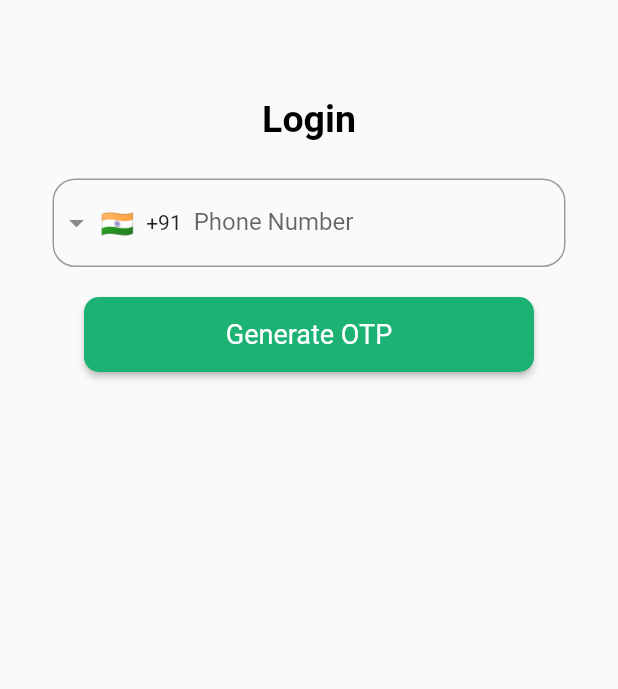
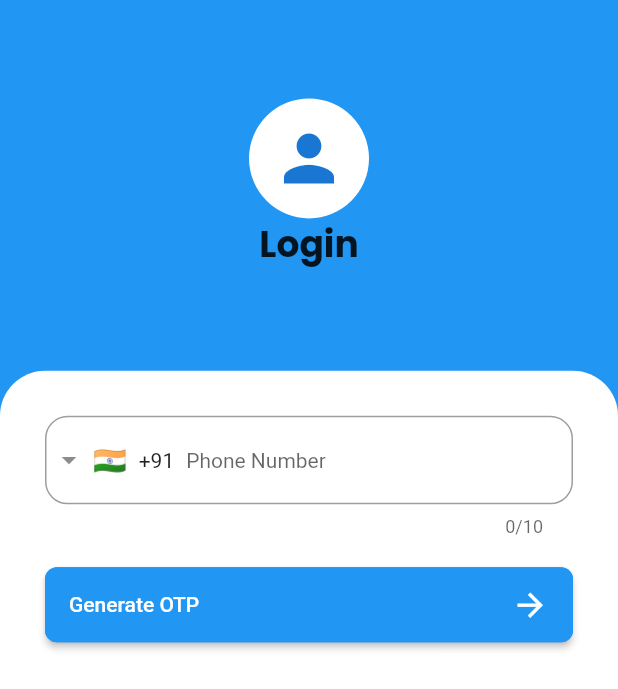
Before and after one commit to Palash2911/Taskbuddy, a Flutter app: the screen it shows after launch, on a phone screen of 412 x 824 dp. Shown: the top 689 px of the screen. Run offline on Flutter 3.47's test engine with Material 2 defaults, Android fonts, the phone set to English and light mode, and no system bars; drawn by our look-alikes of intl_phone_field; our stand-ins replace cloud_firestore, firebase_auth, firebase_core, fluttertoast, google_fonts, shared_preferences; missing offline and left inert: multiselect_formfield; accounts and stored records are empty.

Commit message:
login ✅

```diff
--- a/lib/views/constants.dart
+++ b/lib/views/constants.dart
@@ -1,7 +1,7 @@
 import 'package:flutter/material.dart';
 import 'package:google_fonts/google_fonts.dart';
 
-Color kprimaryColor = Color(0xfff1BB273);
+Color kprimaryColor = Colors.blue;
 Color ksecondaryColor = Color(0xfffE3F0E2);
 Color? kHighColor = Colors.red[200];
 Color? kLowColor = Colors.blue[200];
--- a/lib/views/login.dart
+++ b/lib/views/login.dart
@@ -1,3 +1,4 @@
+import 'package:flutter/cupertino.dart';
 import 'package:flutter/material.dart';
 import 'package:fluttertoast/fluttertoast.dart';
 import 'package:intl_phone_field/intl_phone_field.dart';
@@ -53,7 +54,11 @@ class _LoginScreenState extends State<LoginScreen> {
         );
         Navigator.pushReplacement(
           context,
-          MaterialPageRoute(builder: (ctx) => OtpScreen(phoneNo: phoneNo,),),
+          MaterialPageRoute(
+            builder: (ctx) => OtpScreen(
+              phoneNo: phoneNo,
+            ),
+          ),
         );
       });
     } else {
@@ -81,38 +86,63 @@ class _LoginScreenState extends State<LoginScreen> {
                 ),
               ),
             )
-          : SingleChildScrollView(
-              child: SafeArea(
-                child: Padding(
-                  padding: const EdgeInsets.symmetric(
-                      horizontal: 35.0, vertical: 45.0),
+          : LayoutBuilder(builder:
+              (BuildContext context, BoxConstraints viewportConstraints) {
+              return SingleChildScrollView(
+                child: ConstrainedBox(
+                  constraints:
+                      BoxConstraints(minHeight: viewportConstraints.maxHeight),
+                  child: Container(
+                    color: Colors.blue,
+                    child: IntrinsicHeight(
+                      child: Column(
+                        mainAxisAlignment: MainAxisAlignment.center,
+                        children: [
+                          Container(
+                            width: MediaQuery.of(context).size.width,
+                            height: MediaQuery.of(context).size.height * 0.30,
+                            child: Center(
                               child: Column(
                                 mainAxisAlignment: MainAxisAlignment.center,
                                 children: <Widget>[
-                      const SizedBox(height: 20),
-                      const Center(
-                        child: Text(
-                          "Login",
-                          style: TextStyle(
-                            fontWeight: FontWeight.bold,
-                            color: Colors.black,
-                            fontSize: 25,
+                                  CircleAvatar(
+                                    backgroundColor: Colors.white,
+                                    radius: 40,
+                                    child: Icon(
+                                      Icons.person,
+                                      size: 50,
+                                    ),
+                                  ),
+                                  Text('Login', style: kTextPopB24),
+                                ],
                               ),
                             ),
                           ),
-                      const SizedBox(
-                        height: 20,
+                          Expanded(
+                            child: Container(
+                              padding: EdgeInsets.all(30),
+                              decoration: BoxDecoration(
+                                color: Colors.white,
+                                borderRadius: BorderRadius.only(
+                                  topLeft: Radius.circular(30),
+                                  topRight: Radius.circular(30),
                                 ),
-                      const SizedBox(height: 5),
+                              ),
+                              child: Column(children: [
                                 Form(
                                   key: _form,
                                   child: IntlPhoneField(
                                     controller: _phoneController,
                                     decoration: InputDecoration(
-                            labelText: 'Phone Number',
-                            counterText: "",
+                                      contentPadding:
+                                          const EdgeInsets.symmetric(
+                                        horizontal: 20,
+                                        vertical: 20,
+                                      ),
+                                      hintText: 'Phone Number',
+                                      hintStyle: const TextStyle(fontSize: 14),
                                       border: OutlineInputBorder(
-                              borderRadius: BorderRadius.circular(15.0),
+                                        borderRadius: BorderRadius.circular(15),
                                       ),
                                     ),
                                     validator: (value) {
@@ -124,25 +154,68 @@ class _LoginScreenState extends State<LoginScreen> {
                                     initialCountryCode: 'IN',
                                     onChanged: (phone) {
                                       setState(() {
-                              phoneNo = phone.completeNumber.toString();
+                                        phoneNo =
+                                            phone.completeNumber.toString();
                                       });
                                     },
                                   ),
                                 ),
                                 const SizedBox(height: 20),
-                      ElevatedButton(
+                                Container(
+                                  child: Center(
+                                    child: ElevatedButton(
+                                      style: ButtonStyle(
+                                        minimumSize:
+                                            MaterialStateProperty.all<Size>(
+                                                Size(200, 50)),
+                                        maximumSize:
+                                            MaterialStateProperty.all<Size>(
+                                                Size(400, 50)),
+                                        shape: MaterialStateProperty.all<
+                                            RoundedRectangleBorder>(
+                                          RoundedRectangleBorder(
+                                            borderRadius:
+                                                BorderRadius.circular(8.0),
+                                            side:
+                                                BorderSide(color: Colors.blue),
+                                          ),
+                                        ),
+                                      ),
                                       onPressed: () => _sendOtp(context),
-                        style: ElevatedButton.styleFrom(
-                            fixedSize: const Size(300, 50),
-                            shape: RoundedRectangleBorder(
-                                borderRadius: BorderRadius.circular(10)),
-                            backgroundColor: kprimaryColor,
-                            padding: const EdgeInsets.symmetric(
-                                horizontal: 20, vertical: 10),
-                            textStyle: const TextStyle(
-                              fontSize: 18,
-                            )),
-                        child: const Text('Generate OTP'),
+                                      child: Row(
+                                        mainAxisAlignment:
+                                            MainAxisAlignment.spaceBetween,
+                                        children: <Widget>[
+                                          Text(
+                                            'Generate OTP',
+                                          ),
+                                          Icon(
+                                            Icons.arrow_forward,
+                                            size: 25,
+                                            color: Colors.white,
+                                          ),
+                                        ],
+                                      ),
+                                    ),
+                                  ),
+                                ),
+                                // ElevatedButton(
+                                //   onPressed: () => _sendOtp(context),
+                                //   style: ElevatedButton.styleFrom(
+                                //       fixedSize: const Size(300, 50),
+                                //       shape: RoundedRectangleBorder(
+                                //           borderRadius:
+                                //               BorderRadius.circular(10)),
+                                //       backgroundColor: kprimaryColor,
+                                //       padding: const EdgeInsets.symmetric(
+                                //           horizontal: 20, vertical: 10),
+                                //       textStyle: const TextStyle(
+                                //         fontSize: 18,
+                                //       )),
+                                //   child: const Text('Generate OTP'),
+                                // ),
+                              ]),
+                            ),
                           ),
                         ],
                       ),
@@ -150,5 +223,7 @@ class _LoginScreenState extends State<LoginScreen> {
                   ),
                 ),
               );
+            }),
+    );
   }
 }
--- a/lib/views/taskpage.dart
+++ b/lib/views/taskpage.dart
@@ -5,12 +5,9 @@ import 'package:flutter/material.dart';
 import 'package:fluttertoast/fluttertoast.dart';
 import 'package:provider/provider.dart';
 import 'package:taskbuddy/models/assigne.dart';
-import 'package:taskbuddy/models/task.dart';
 import 'package:taskbuddy/providers/assignee_provider.dart';
 import 'package:taskbuddy/providers/task_provider.dart';
-import 'package:taskbuddy/views/createTaskScreen.dart';
 import 'package:taskbuddy/views/utils/AppDrawer.dart';
-import 'package:taskbuddy/views/utils/bottombar.dart';
 import 'package:taskbuddy/views/utils/dialog_box.dart';
 import 'package:taskbuddy/views/utils/tasktile.dart';
 
```
Lines whose indentation alone changed are shown as unchanged.
